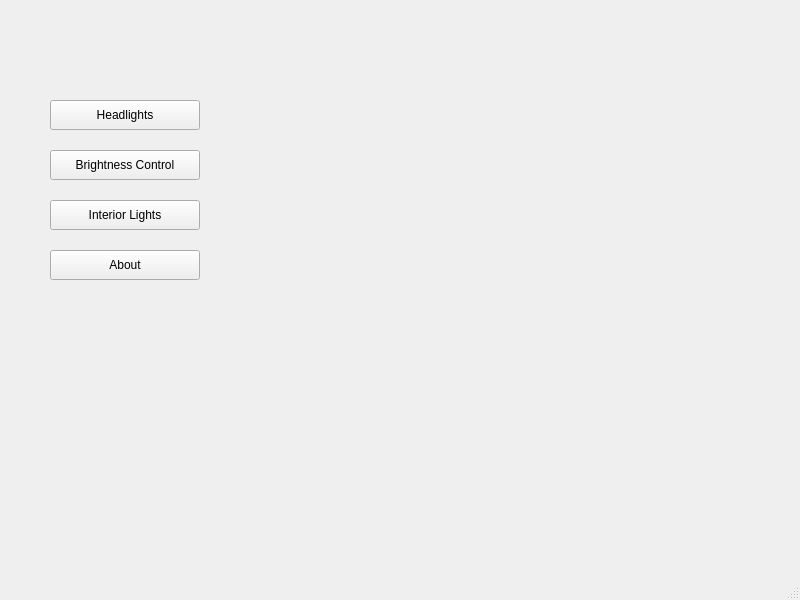
First picture: the form in mainwindow.ui, repository dbogardaustin/InfotainmentSystem, before the edit.
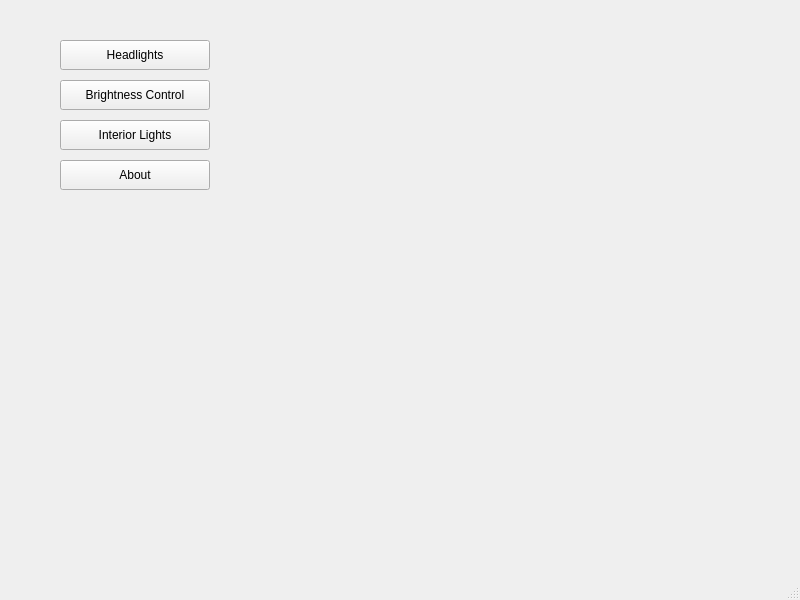
Second picture: the form after the edit.

```diff
--- a/mainwindow.ui
+++ b/mainwindow.ui
@@ -17,8 +17,8 @@
    <widget class="QPushButton" name="headlights">
     <property name="geometry">
      <rect>
-      <x>50</x>
-      <y>100</y>
+      <x>60</x>
+      <y>40</y>
       <width>150</width>
       <height>30</height>
      </rect>
@@ -30,8 +30,8 @@
    <widget class="QPushButton" name="brightnessControl">
     <property name="geometry">
      <rect>
-      <x>50</x>
-      <y>150</y>
+      <x>60</x>
+      <y>80</y>
       <width>150</width>
       <height>30</height>
      </rect>
@@ -43,8 +43,8 @@
    <widget class="QPushButton" name="interiorLights">
     <property name="geometry">
      <rect>
-      <x>50</x>
-      <y>200</y>
+      <x>60</x>
+      <y>120</y>
       <width>150</width>
       <height>30</height>
      </rect>
@@ -56,8 +56,8 @@
    <widget class="QPushButton" name="about">
     <property name="geometry">
      <rect>
-      <x>50</x>
-      <y>250</y>
+      <x>60</x>
+      <y>160</y>
       <width>150</width>
       <height>30</height>
      </rect>
```
